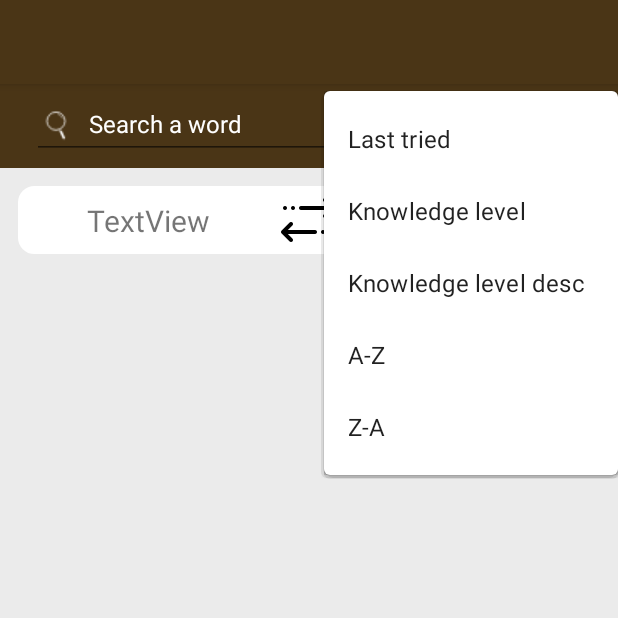
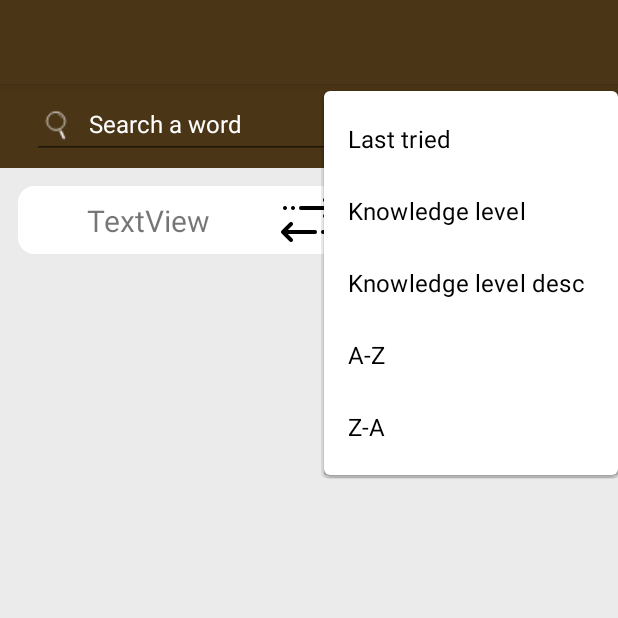
Before and after one commit to paulribeiro/MemoWords, an Android app: the fragment ListFragment placed in its activity, after a tap on "order by", on a phone screen of 412 x 824 dp, the top half of it. Run offline under Robolectric (Android 15) with nearby library versions, the phone set to English and light mode, and no system bars; our stand-ins replace Firebase (no records; nobody signed in at launch, a user with empty details on screens opened directly), data binding; 19 statements that could not run were skipped.

Commit message:
Correct color of the overlay menu to make the items visible

```diff
--- a/app/src/main/res/values/styles.xml
+++ b/app/src/main/res/values/styles.xml
@@ -1,4 +1,4 @@
-<resources xmlns:tools="http://schemas.android.com/tools">
+<resources>
 
     <!-- Base application theme. -->
     <style name="AppTheme" parent="Theme.MaterialComponents.Light.DarkActionBar">
@@ -20,11 +20,8 @@
     </style>
     <style name="AppTheme.AppBarOverlay" parent="ThemeOverlay.AppCompat.Dark.ActionBar" />
 
-    <style parent="AppTheme.PopupOverlay" name="AppTheme.PopupOverlay" tools:ignore="ResourceCycle">
-        <!-- Customize your theme here. -->
-        <item name="colorPrimary">@color/colorPrimary</item>
-        <item name="colorPrimaryDark">@color/colorPrimaryDark</item>
-        <item name="colorAccent">@color/colorAccent</item>
+    <style name="AppTheme.PopupOverlay" parent="ThemeOverlay.AppCompat.Light">
+        <item name="android:textColor">@color/colorPrimaryDark</item>
     </style>
 
     <style name="TextLabel" parent="Widget.MaterialComponents.TextInputLayout.FilledBox">
```
